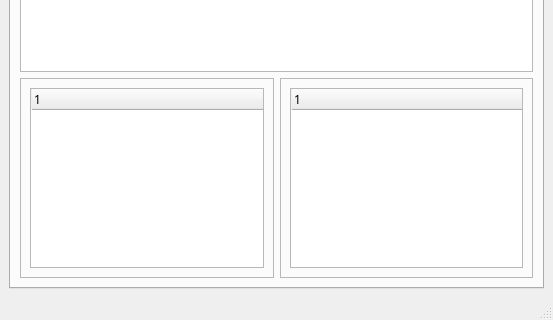
The window that gui/main_page.ui (HossseinSaberi/PaymentQT) describes before a commit, drawn with Qt 5; both pictures show x 0 to 553 and y 254 to 574 of the 553 by 574 pixel window.
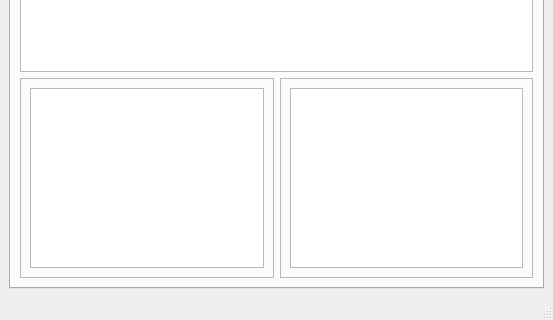
The same window after the commit. Icons and pictures are not drawn.

Commit message: feat: add qtree widget for show filter by date and user in salary tab

What changed in the file:
```diff
--- a/gui/main_page.ui
+++ b/gui/main_page.ui
@@ -68,7 +68,51 @@
           </property>
           <layout class="QVBoxLayout" name="verticalLayout">
            <item>
-            <widget class="QTreeWidget" name="date_filter"/>
+            <widget class="QTreeWidget" name="date_filter">
+             <property name="styleSheet">
+              <string notr="true">padding: 8px;
+font: 11pt &quot;B Nazanin&quot;;
+QTreeView::item {
+    padding: 15px;
+	margin: 15px;
+	font: 11pt &quot;B Nazanin&quot;;
+}</string>
+             </property>
+             <property name="autoScrollMargin">
+              <number>20</number>
+             </property>
+             <property name="editTriggers">
+              <set>QAbstractItemView::NoEditTriggers</set>
+             </property>
+             <property name="alternatingRowColors">
+              <bool>true</bool>
+             </property>
+             <property name="indentation">
+              <number>13</number>
+             </property>
+             <property name="animated">
+              <bool>true</bool>
+             </property>
+             <property name="headerHidden">
+              <bool>true</bool>
+             </property>
+             <property name="columnCount">
+              <number>2</number>
+             </property>
+             <attribute name="headerStretchLastSection">
+              <bool>true</bool>
+             </attribute>
+             <column>
+              <property name="text">
+               <string notr="true">1</string>
+              </property>
+             </column>
+             <column>
+              <property name="text">
+               <string notr="true">2</string>
+              </property>
+             </column>
+            </widget>
            </item>
           </layout>
          </widget>
@@ -170,7 +214,51 @@
           </property>
           <layout class="QVBoxLayout" name="verticalLayout_2">
            <item>
-            <widget class="QTreeWidget" name="source_filter"/>
+            <widget class="QTreeWidget" name="source_filter">
+             <property name="styleSheet">
+              <string notr="true">padding: 8px;
+font: 11pt &quot;B Nazanin&quot;;
+QTreeView::item {
+    padding: 15px;
+	margin: 15px;
+	font: 11pt &quot;B Nazanin&quot;;
+}</string>
+             </property>
+             <property name="frameShadow">
+              <enum>QFrame::Sunken</enum>
+             </property>
+             <property name="lineWidth">
+              <number>1</number>
+             </property>
+             <property name="alternatingRowColors">
+              <bool>true</bool>
+             </property>
+             <property name="indentation">
+              <number>13</number>
+             </property>
+             <property name="animated">
+              <bool>true</bool>
+             </property>
+             <property name="headerHidden">
+              <bool>true</bool>
+             </property>
+             <property name="columnCount">
+              <number>2</number>
+             </property>
+             <attribute name="headerStretchLastSection">
+              <bool>true</bool>
+             </attribute>
+             <column>
+              <property name="text">
+               <string notr="true">1</string>
+              </property>
+             </column>
+             <column>
+              <property name="text">
+               <string notr="true">2</string>
+              </property>
+             </column>
+            </widget>
            </item>
           </layout>
          </widget>
```
Left out of the diff: 22 changed lines with no effect on the pictures. The commit also changes 4 other files.
